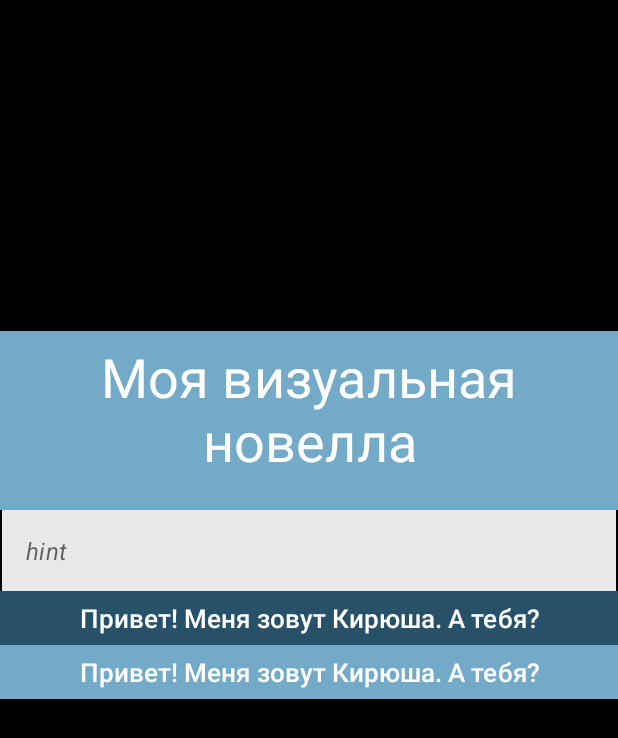
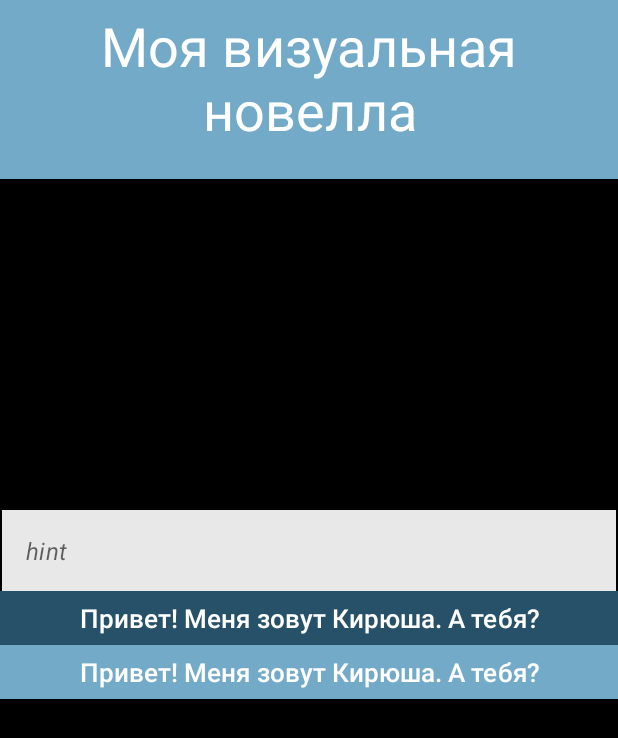
Before and after one commit to Red1sK444/VisualNovel, an Android app: the screen it shows after launch (MainActivity), on a phone screen of 412 x 824 dp. Shown: the top 738 px of the screen. Run offline under Robolectric (Android 15) with nearby library versions, the phone set to English and light mode, and no system bars.

Commit message:
fixed navigation bar color

```diff
--- a/app/src/main/java/com/r3d1r4ph/visualnovel/MainActivity.kt
+++ b/app/src/main/java/com/r3d1r4ph/visualnovel/MainActivity.kt
@@ -1,15 +1,13 @@
 package com.r3d1r4ph.visualnovel
 
+import android.os.Bundle
 import androidx.appcompat.app.AppCompatActivity
-import android.os.Bundle
-import android.view.View
-import android.view.View.SYSTEM_UI_FLAG_LAYOUT_STABLE
 import androidx.core.content.ContextCompat
 
 class MainActivity : AppCompatActivity() {
     override fun onCreate(savedInstanceState: Bundle?) {
         super.onCreate(savedInstanceState)
         setContentView(R.layout.activity_main)
-        window.navigationBarColor = ContextCompat.getColor(this, android.R.color.transparent)
+        window.navigationBarColor = ContextCompat.getColor(this, R.color.black)
     }
 }
--- a/app/src/main/res/layout/activity_main.xml
+++ b/app/src/main/res/layout/activity_main.xml
@@ -13,9 +13,9 @@
         android:layout_width="0dp"
         android:layout_height="wrap_content"
         android:text="Моя визуальная новелла"
-        app:layout_constraintBottom_toTopOf="@id/textInputLayout"
         app:layout_constraintLeft_toLeftOf="parent"
-        app:layout_constraintRight_toRightOf="parent" />
+        app:layout_constraintRight_toRightOf="parent"
+        app:layout_constraintTop_toTopOf="parent" />
 
     <com.google.android.material.textview.MaterialTextView
         android:id="@+id/textView"
--- a/app/src/main/res/values/themes.xml
+++ b/app/src/main/res/values/themes.xml
@@ -12,7 +12,6 @@
         <!-- Status bar color. -->
         <item name="android:statusBarColor" tools:targetApi="l">?attr/colorPrimaryVariant</item>
         <!-- Customize your theme here. -->
-        <item name="android:windowTranslucentNavigation">true</item>
     </style>
 
     <!-- Text View & Button -->
```
